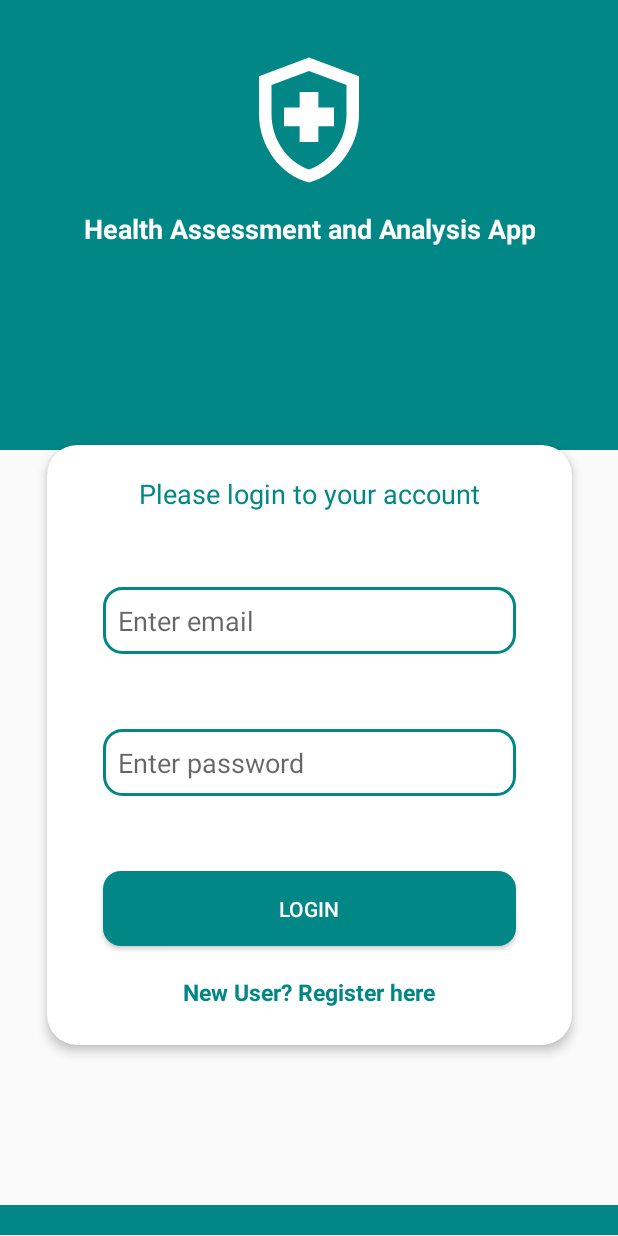
After one commit to Software-Engineering-Semester-5-Project/Android-App, an Android app: the layout activity_login.xml on its own in the app's theme, with its tools: preview values and no code run, on a phone screen of 412 x 824 dp. The commit adds this screen. Run offline under Robolectric (Android 15) with nearby library versions, the phone set to English and light mode, and no system bars.

Commit message:
Add splash screen and login frontend

```diff
--- a/app/src/main/AndroidManifest.xml
+++ b/app/src/main/AndroidManifest.xml
@@ -9,18 +9,17 @@
         android:roundIcon="@mipmap/ic_launcher_round"
         android:supportsRtl="true"
         android:theme="@style/Theme.Design.Light.NoActionBar">
+        <activity android:name=".Login"></activity>
         <activity
             android:name=".Dashboard"
-            android:exported="true" >
+            android:exported="true"></activity>
+        <activity android:name=".MainActivity">
             <intent-filter>
                 <action android:name="android.intent.action.MAIN" />
 
                 <category android:name="android.intent.category.LAUNCHER" />
             </intent-filter>
         </activity>
-        <activity android:name=".MainActivity">
-
-        </activity>
     </application>
 
 </manifest>
--- /dev/null
+++ b/app/src/main/java/com/example/seprojectsemester5/Login.java
@@ -0,0 +1,14 @@
+package com.example.seprojectsemester5;
+
+import androidx.appcompat.app.AppCompatActivity;
+
+import android.os.Bundle;
+
+public class Login extends AppCompatActivity {
+
+    @Override
+    protected void onCreate(Bundle savedInstanceState) {
+        super.onCreate(savedInstanceState);
+        setContentView(R.layout.activity_login);
+    }
+}
--- a/app/src/main/java/com/example/seprojectsemester5/MainActivity.java
+++ b/app/src/main/java/com/example/seprojectsemester5/MainActivity.java
@@ -2,7 +2,11 @@ package com.example.seprojectsemester5;
 
 import androidx.appcompat.app.AppCompatActivity;
 
+import android.content.Intent;
 import android.os.Bundle;
+
+import java.util.Timer;
+import java.util.TimerTask;
 
 public class MainActivity extends AppCompatActivity {
 
@@ -10,5 +14,13 @@ public class MainActivity extends AppCompatActivity {
     protected void onCreate(Bundle savedInstanceState) {
         super.onCreate(savedInstanceState);
         setContentView(R.layout.activity_main);
+        Timer timer = new Timer();
+        timer.schedule(new TimerTask() {
+            @Override
+            public void run() {
+                startActivity(new Intent(MainActivity.this,Login.class));
+                finish();
+            }
+        },2000);
     }
 }
--- /dev/null
+++ b/app/src/main/res/drawable/button_background.xml
@@ -0,0 +1,10 @@
+<shape
+    xmlns:android="http://schemas.android.com/apk/res/android"
+    android:shape="rectangle">
+    <solid android:color="@color/teal_700"/>
+    <corners
+        android:bottomLeftRadius="12dp"
+        android:bottomRightRadius="12dp"
+        android:topLeftRadius="12dp"
+        android:topRightRadius="12dp"/>
+</shape>
--- /dev/null
+++ b/app/src/main/res/drawable/edit_text_border.xml
@@ -0,0 +1,13 @@
+<shape
+    xmlns:android="http://schemas.android.com/apk/res/android"
+    android:shape="rectangle">
+    <solid android:color="#00FFFFFF"/>
+    <corners
+        android:bottomLeftRadius="12dp"
+        android:bottomRightRadius="12dp"
+        android:topLeftRadius="12dp"
+        android:topRightRadius="12dp"/>
+    <stroke
+        android:color="@color/teal_700"
+        android:width="2dp"/>
+</shape>
--- /dev/null
+++ b/app/src/main/res/drawable/ic_health_logo.xml
@@ -0,0 +1,10 @@
+<vector xmlns:android="http://schemas.android.com/apk/res/android"
+    android:width="24dp"
+    android:height="24dp"
+    android:viewportWidth="24"
+    android:viewportHeight="24"
+    android:tint="?attr/colorControlNormal">
+    <path
+        android:fillColor="@android:color/white"
+        android:pathData="M10.5,13H8v-3h2.5V7.5h3V10H16v3h-2.5v2.5h-3V13zM12,2L4,5v6.09c0,5.05 3.41,9.76 8,10.91c4.59,-1.15 8,-5.86 8,-10.91V5L12,2zM18,11.09c0,4 -2.55,7.7 -6,8.83c-3.45,-1.13 -6,-4.82 -6,-8.83v-4.7l6,-2.25l6,2.25V11.09z"/>
+</vector>
--- /dev/null
+++ b/app/src/main/res/layout/activity_login.xml
@@ -0,0 +1,134 @@
+<?xml version="1.0" encoding="utf-8"?>
+<androidx.constraintlayout.widget.ConstraintLayout xmlns:android="http://schemas.android.com/apk/res/android"
+    xmlns:app="http://schemas.android.com/apk/res-auto"
+    xmlns:tools="http://schemas.android.com/tools"
+    android:layout_width="match_parent"
+    android:layout_height="match_parent"
+    tools:context=".Login">
+
+    <LinearLayout
+        android:id="@+id/linearLayout"
+        android:layout_width="match_parent"
+        android:layout_height="300dp"
+        android:background="@color/teal_700"
+        android:orientation="vertical"
+        app:layout_constraintBottom_toBottomOf="parent"
+        app:layout_constraintEnd_toEndOf="parent"
+        app:layout_constraintHorizontal_bias="0.0"
+        app:layout_constraintStart_toStartOf="parent"
+        app:layout_constraintTop_toTopOf="parent"
+        app:layout_constraintVertical_bias="0.0">
+
+        <ImageView
+            android:layout_width="100dp"
+            android:layout_height="100dp"
+            android:layout_gravity="center"
+            android:layout_marginTop="30dp"
+            android:src="@drawable/ic_health_logo"
+            app:tint="@color/white"></ImageView>
+
+        <TextView
+            android:layout_width="wrap_content"
+            android:layout_height="wrap_content"
+            android:layout_gravity="center"
+            android:layout_marginTop="10dp"
+            android:text="Health Assessment and Analysis App"
+            android:textAlignment="center"
+            android:textColor="@color/white"
+            android:textSize="18sp"
+            android:textStyle="bold"></TextView>
+
+    </LinearLayout>
+
+    <androidx.cardview.widget.CardView
+        android:id="@+id/cardView"
+        android:layout_width="350dp"
+        android:layout_height="400dp"
+        app:cardCornerRadius="20dp"
+        app:cardElevation="4dp"
+        app:layout_constraintBottom_toBottomOf="parent"
+        app:layout_constraintEnd_toEndOf="parent"
+        app:layout_constraintHorizontal_bias="0.5"
+        app:layout_constraintStart_toStartOf="parent"
+        app:layout_constraintTop_toTopOf="parent"
+        app:layout_constraintVertical_bias="0.700">
+
+        <LinearLayout
+            android:id="@+id/login_ip"
+            android:layout_width="match_parent"
+            android:layout_height="match_parent"
+            android:layout_gravity="center_horizontal"
+            android:orientation="vertical">
+
+            <TextView
+                android:layout_width="match_parent"
+                android:layout_height="wrap_content"
+                android:layout_marginLeft="10dp"
+                android:layout_marginTop="20dp"
+                android:layout_marginRight="10dp"
+                android:text="Please login to your account"
+                android:textAlignment="center"
+                android:textColor="@color/teal_700"
+                android:textSize="18dp"></TextView>
+
+            <EditText
+                android:layout_width="275dp"
+                android:layout_height="wrap_content"
+                android:layout_gravity="center_horizontal"
+                android:layout_marginTop="50dp"
+                android:background="@drawable/edit_text_border"
+                android:hint="Enter email"
+                android:padding="10dp"
+                android:textSize="18dp"></EditText>
+
+            <EditText
+                android:layout_width="275dp"
+                android:layout_height="wrap_content"
+                android:layout_gravity="center_horizontal"
+                android:layout_marginTop="50dp"
+                android:background="@drawable/edit_text_border"
+                android:hint="Enter password"
+                android:inputType="textPassword"
+                android:padding="10dp"
+                android:textSize="18dp"></EditText>
+
+            <Button
+                android:layout_width="275dp"
+                android:layout_height="50dp"
+                android:layout_gravity="center_horizontal"
+                android:layout_marginTop="50dp"
+                android:background="@drawable/button_background"
+                android:text="LOGIN"
+                android:textColor="@color/white"></Button>
+
+            <TextView
+                android:layout_width="wrap_content"
+                android:layout_height="wrap_content"
+                android:layout_gravity="center_horizontal"
+                android:layout_marginTop="20dp"
+                android:text="New User? Register here"
+                android:textColor="@color/teal_700"
+                android:textSize="15dp"
+                android:textStyle="bold">
+
+            </TextView>
+        </LinearLayout>
+
+    </androidx.cardview.widget.CardView>
+
+    <LinearLayout
+        android:layout_width="match_parent"
+        android:layout_height="20dp"
+        android:background="@color/teal_700"
+        android:backgroundTint="@color/teal_700"
+        android:orientation="vertical"
+        app:layout_constraintBottom_toBottomOf="parent"
+        app:layout_constraintEnd_toEndOf="parent"
+        app:layout_constraintHorizontal_bias="0.0"
+        app:layout_constraintStart_toStartOf="parent"
+        app:layout_constraintTop_toBottomOf="@+id/cardView"
+        app:layout_constraintVertical_bias="0.995">
+
+    </LinearLayout>
+
+</androidx.constraintlayout.widget.ConstraintLayout>
--- a/app/src/main/res/layout/activity_main.xml
+++ b/app/src/main/res/layout/activity_main.xml
@@ -4,15 +4,38 @@
     xmlns:tools="http://schemas.android.com/tools"
     android:layout_width="match_parent"
     android:layout_height="match_parent"
-    tools:context=".MainActivity">
+    android:background="@color/teal_700"
+    tools:context=".MainActivity"
+    >
+
+    <ImageView
+        android:layout_width="100dp"
+        android:layout_height="100dp"
+        android:src="@drawable/ic_health_logo"
+        app:layout_constraintBottom_toBottomOf="parent"
+        app:layout_constraintEnd_toEndOf="parent"
+        app:layout_constraintHorizontal_bias="0.5"
+        app:layout_constraintStart_toStartOf="parent"
+        app:layout_constraintTop_toTopOf="parent"
+        app:layout_constraintVertical_bias="0.4"
+        app:tint="@color/white"
+        >
+    </ImageView>
 
     <TextView
-        android:layout_width="wrap_content"
-        android:layout_height="wrap_content"
-        android:text="Hello World!"
+        android:layout_width="235dp"
+        android:layout_height="72dp"
+        android:layout_marginTop="30dp"
+        android:text="Health Assessment and Analysis App"
+        android:textColor="@color/white"
+        android:textSize="18sp"
+        android:textStyle="bold"
         app:layout_constraintBottom_toBottomOf="parent"
-        app:layout_constraintLeft_toLeftOf="parent"
-        app:layout_constraintRight_toRightOf="parent"
-        app:layout_constraintTop_toTopOf="parent" />
+        app:layout_constraintEnd_toEndOf="parent"
+        app:layout_constraintStart_toStartOf="parent"
+        app:layout_constraintTop_toTopOf="parent"
+        app:layout_constraintVertical_bias="0.562"
+        app:layout_constraintHorizontal_bias="0.5"
+        android:textAlignment="center"></TextView>
 
 </androidx.constraintlayout.widget.ConstraintLayout>
```
